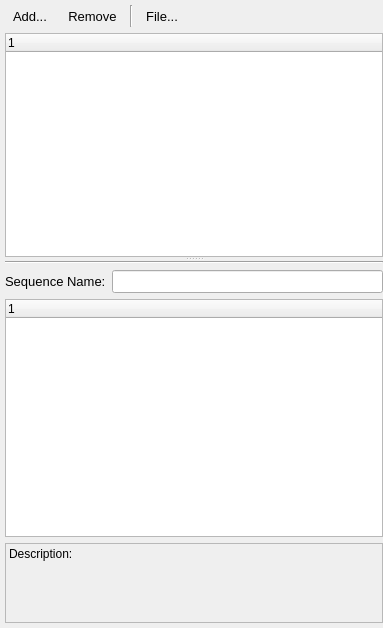
Old version of the form LoggingTool_Manager/Wizards/experiment_manager.ui in the repository Osechkin/LoggingTool_Manager3.
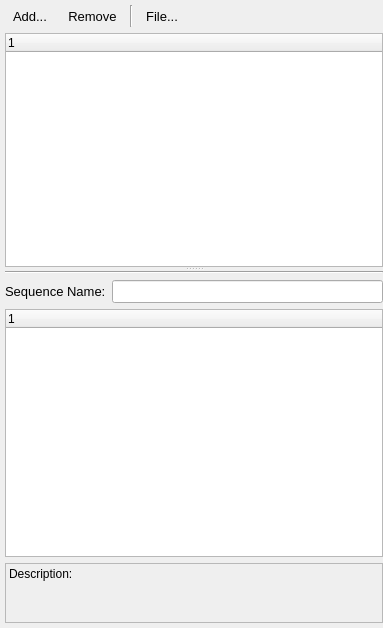
New version of the form.

Patch:
```diff
--- a/LoggingTool_Manager/Wizards/experiment_manager.ui
+++ b/LoggingTool_Manager/Wizards/experiment_manager.ui
@@ -31,7 +31,7 @@
      <property name="orientation">
       <enum>Qt::Vertical</enum>
      </property>
-     <widget class="QWidget" name="">
+     <widget class="QWidget" name="layoutWidget">
       <layout class="QVBoxLayout" name="verticalLayout">
        <item>
         <layout class="QHBoxLayout" name="horizontalLayout">
@@ -155,7 +155,7 @@
        </item>
       </layout>
      </widget>
-     <widget class="QWidget" name="">
+     <widget class="QWidget" name="layoutWidget">
       <layout class="QVBoxLayout" name="verticalLayout_2">
        <item>
         <widget class="Line" name="line">
@@ -209,7 +209,7 @@
          <property name="minimumSize">
           <size>
            <width>0</width>
-           <height>80</height>
+           <height>60</height>
           </size>
          </property>
          <property name="frameShape">
```
